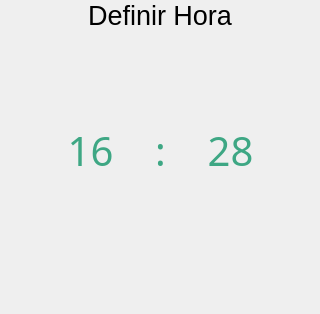
The window that optionsettime.ui (jgpbwork/VentiPAPCNEURO) describes before a commit, drawn with Qt 5.
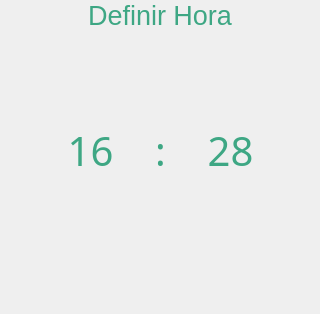
The same window after the commit. Icons and pictures are not drawn. Custom widgets are drawn as their Qt base class.

Diff of the .ui file:
```diff
--- a/optionsettime.ui
+++ b/optionsettime.ui
@@ -13,6 +13,9 @@
   <property name="windowTitle">
    <string>Form</string>
   </property>
+  <property name="styleSheet">
+   <string notr="true">background-image: url(:/icons/general/fondo_transparente.png);</string>
+  </property>
   <widget class="QWidget" name="widget" native="true">
    <property name="geometry">
     <rect>
@@ -176,9 +179,120 @@
     </property>
     <property name="palette">
      <palette>
-      <active/>
-      <inactive/>
-      <disabled/>
+      <active>
+       <colorrole role="WindowText">
+        <brush brushstyle="SolidPattern">
+         <color alpha="255">
+          <red>62</red>
+          <green>167</green>
+          <blue>132</blue>
+         </color>
+        </brush>
+       </colorrole>
+       <colorrole role="Text">
+        <brush brushstyle="SolidPattern">
+         <color alpha="255">
+          <red>62</red>
+          <green>167</green>
+          <blue>132</blue>
+         </color>
+        </brush>
+       </colorrole>
+       <colorrole role="ButtonText">
+        <brush brushstyle="SolidPattern">
+         <color alpha="255">
+          <red>62</red>
+          <green>167</green>
+          <blue>132</blue>
+         </color>
+        </brush>
+       </colorrole>
+       <colorrole role="PlaceholderText">
+        <brush brushstyle="NoBrush">
+         <color alpha="128">
+          <red>62</red>
+          <green>167</green>
+          <blue>132</blue>
+         </color>
+        </brush>
+       </colorrole>
+      </active>
+      <inactive>
+       <colorrole role="WindowText">
+        <brush brushstyle="SolidPattern">
+         <color alpha="255">
+          <red>62</red>
+          <green>167</green>
+          <blue>132</blue>
+         </color>
+        </brush>
+       </colorrole>
+       <colorrole role="Text">
+        <brush brushstyle="SolidPattern">
+         <color alpha="255">
+          <red>62</red>
+          <green>167</green>
+          <blue>132</blue>
+         </color>
+        </brush>
+       </colorrole>
+       <colorrole role="ButtonText">
+        <brush brushstyle="SolidPattern">
+         <color alpha="255">
+          <red>62</red>
+          <green>167</green>
+          <blue>132</blue>
+         </color>
+        </brush>
+       </colorrole>
+       <colorrole role="PlaceholderText">
+        <brush brushstyle="NoBrush">
+         <color alpha="128">
+          <red>62</red>
+          <green>167</green>
+          <blue>132</blue>
+         </color>
+        </brush>
+       </colorrole>
+      </inactive>
+      <disabled>
+       <colorrole role="WindowText">
+        <brush brushstyle="SolidPattern">
+         <color alpha="255">
+          <red>62</red>
+          <green>167</green>
+          <blue>132</blue>
+         </color>
+        </brush>
+       </colorrole>
+       <colorrole role="Text">
+        <brush brushstyle="SolidPattern">
+         <color alpha="255">
+          <red>62</red>
+          <green>167</green>
+          <blue>132</blue>
+         </color>
+        </brush>
+       </colorrole>
+       <colorrole role="ButtonText">
+        <brush brushstyle="SolidPattern">
+         <color alpha="255">
+          <red>62</red>
+          <green>167</green>
+          <blue>132</blue>
+         </color>
+        </brush>
+       </colorrole>
+       <colorrole role="PlaceholderText">
+        <brush brushstyle="NoBrush">
+         <color alpha="128">
+          <red>62</red>
+          <green>167</green>
+          <blue>132</blue>
+         </color>
+        </brush>
+       </colorrole>
+      </disabled>
      </palette>
     </property>
     <property name="font">
@@ -189,6 +303,7 @@
     </property>
     <property name="styleSheet">
      <string notr="true">background-image: url(:/icons/general/fondo_transparente.png);
+color: rgb(62, 167, 132);
 </string>
     </property>
     <property name="text">
```
